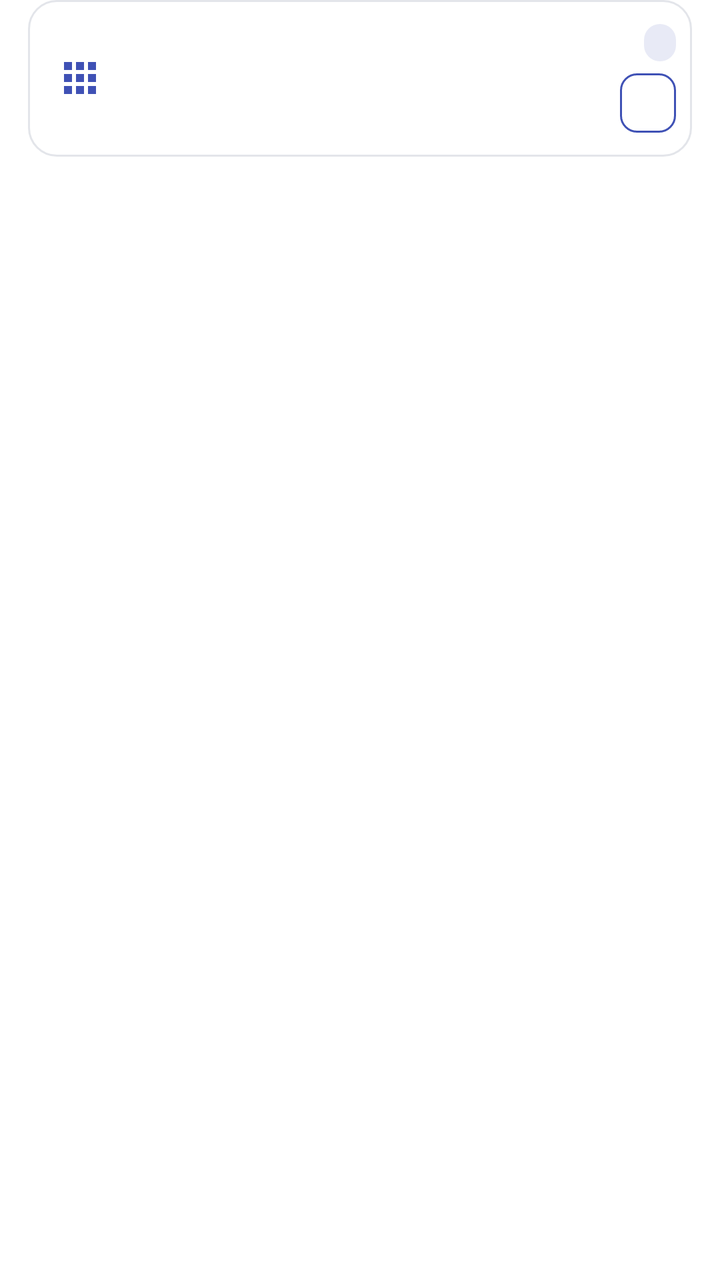
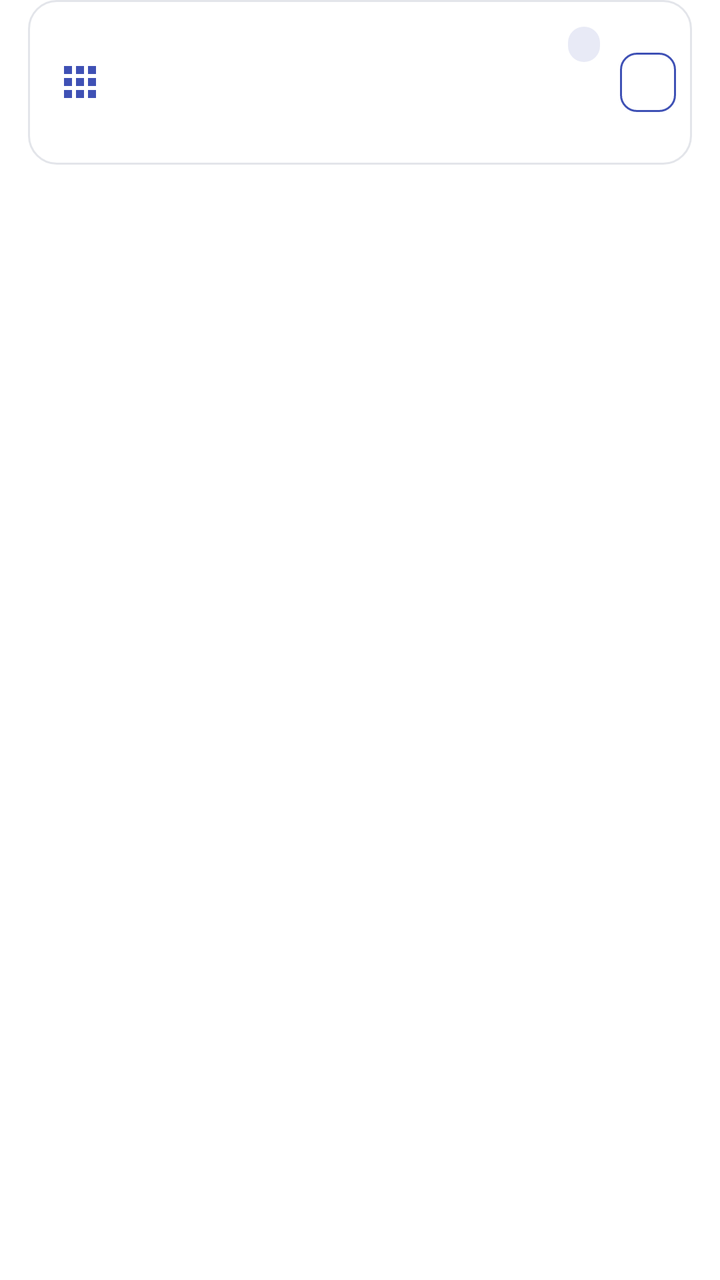

An Android layout rendered at two revisions. The XML below is the earlier revision; the diff shows what the commit changed to produce the second picture.
<!-- AndroidManifest.xml: fallback theme Theme.MaterialComponents.DayNight.NoActionBar -->
<!-- res/layout/item_version.xml -->
<?xml version="1.0" encoding="utf-8"?>
<LinearLayout xmlns:android="http://schemas.android.com/apk/res/android"
    android:layout_width="match_parent"
    android:layout_height="wrap_content"
    android:orientation="vertical"
    android:paddingStart="14dp"
    android:paddingEnd="14dp"
    android:paddingBottom="@dimen/card_gap">

    <LinearLayout
        android:layout_width="match_parent"
        android:layout_height="wrap_content"
        android:orientation="horizontal"
        android:gravity="center_vertical"
        android:background="@drawable/card_bg_press"
        android:paddingStart="14dp"
        android:paddingEnd="8dp"
        android:paddingTop="12dp"
        android:paddingBottom="12dp">

        <ImageView
            android:layout_width="24dp"
            android:layout_height="24dp"
            android:src="@drawable/ic_app"
            android:tint="@color/accent" />

        <LinearLayout
            android:layout_width="0dp"
            android:layout_height="wrap_content"
            android:layout_weight="1"
            android:layout_marginStart="12dp"
            android:orientation="vertical">

            
            <TextView
                android:id="@+id/ver_title"
                android:layout_width="match_parent"
                android:layout_height="wrap_content"
                android:maxLines="2"
                android:ellipsize="end"
                android:lineSpacingExtra="1dp"
                android:textSize="15sp"
                android:fontFamily="sans-serif-medium"
                android:textColor="@color/fg" />

            
            <TextView
                android:id="@+id/ver_sub"
                android:layout_width="match_parent"
                android:layout_height="wrap_content"
                android:paddingTop="3dp"
                android:maxLines="2"
                android:ellipsize="end"
                android:textSize="12sp"
                android:textColor="@color/fg_muted" />

            <TextView
                android:id="@+id/ver_conflict"
                android:layout_width="match_parent"
                android:layout_height="wrap_content"
                android:paddingTop="4dp"
                android:textSize="11sp"
                android:lineSpacingExtra="2dp"
                android:textColor="@color/chip_fg_warn"
                android:visibility="gone" />
        </LinearLayout>

        
        <LinearLayout
            android:layout_width="wrap_content"
            android:layout_height="wrap_content"
            android:layout_marginStart="10dp"
            android:orientation="vertical"
            android:gravity="end">

            <TextView
                android:id="@+id/ver_slot_badge"
                android:layout_width="wrap_content"
                android:layout_height="wrap_content"
                android:background="@drawable/badge_slot"
                android:paddingStart="8dp"
                android:paddingEnd="8dp"
                android:paddingTop="2dp"
                android:paddingBottom="2dp"
                android:textSize="11sp"
                android:textColor="@color/chip_fg"
                android:maxWidth="120dp"
                android:maxLines="1"
                android:ellipsize="end" />

            <TextView
                android:id="@+id/ver_slot_btn"
                android:layout_width="wrap_content"
                android:layout_height="wrap_content"
                android:layout_marginTop="6dp"
                android:background="@drawable/btn_ghost"
                android:clickable="true"
                android:focusable="false"
                android:paddingStart="14dp"
                android:paddingEnd="14dp"
                android:paddingTop="6dp"
                android:paddingBottom="6dp"
                android:textSize="13sp"
                android:fontFamily="sans-serif-medium"
                android:textColor="@color/accent" />
        </LinearLayout>
    </LinearLayout>
</LinearLayout>
<!-- resources referenced by this layout -->
<resources>
  <color name="accent">#FF3F51B5</color>
  <color name="chip_fg">#FF303F9F</color>
  <color name="chip_fg_warn">#FFC62828</color>
  <color name="fg">#FF1A1C1E</color>
  <color name="fg_muted">#FF6B7280</color>
  <dimen name="card_gap">10dp</dimen>
  <!-- drawable badge_slot (drawable) -->
  <?xml version="1.0" encoding="utf-8"?>
  <shape xmlns:android="http://schemas.android.com/apk/res/android"
      android:shape="rectangle">
      <corners android:radius="9dp" />
      <solid android:color="@color/chip_bg" />
  </shape>
  <!-- drawable btn_ghost (drawable) -->
  <?xml version="1.0" encoding="utf-8"?>
  <selector xmlns:android="http://schemas.android.com/apk/res/android">
      <item android:state_pressed="true">
          <shape android:shape="rectangle">
              <solid android:color="@color/accent_soft" />
              <corners android:radius="8dp" />
              <stroke android:width="1dp" android:color="@color/accent" />
          </shape>
      </item>
      <item>
          <shape android:shape="rectangle">
              <solid android:color="@android:color/transparent" />
              <corners android:radius="8dp" />
              <stroke android:width="1dp" android:color="@color/accent" />
          </shape>
      </item>
  </selector>
  <!-- drawable card_bg_press (drawable) -->
  <?xml version="1.0" encoding="utf-8"?>
  <selector xmlns:android="http://schemas.android.com/apk/res/android">
      <item android:state_pressed="true">
          <shape android:shape="rectangle">
              <solid android:color="@color/card_press" />
              <corners android:radius="14dp" />
              <stroke android:width="1dp" android:color="@color/card_stroke" />
          </shape>
      </item>
      <item>
          <shape android:shape="rectangle">
              <solid android:color="@color/card" />
              <corners android:radius="14dp" />
              <stroke android:width="1dp" android:color="@color/card_stroke" />
          </shape>
      </item>
  </selector>
  <!-- drawable ic_app (drawable) -->
  <?xml version="1.0" encoding="utf-8"?>
  <vector xmlns:android="http://schemas.android.com/apk/res/android"
      android:width="24dp"
      android:height="24dp"
      android:viewportWidth="24"
      android:viewportHeight="24">
      <path
          android:fillColor="@color/icon_tint"
          android:pathData="M4,8h4V4H4v4zM10,20h4v-4h-4v4zM4,20h4v-4H4v4zM4,14h4v-4H4v4zM10,14h4v-4h-4v4zM16,4v4h4V4h-4zM10,8h4V4h-4v4zM16,14h4v-4h-4v4zM16,20h4v-4h-4v4z" />
  </vector>
  <color name="chip_bg">#FFE8EAF6</color>
  <color name="accent_soft">#FFE8EAF6</color>
  <color name="card_press">#FFEFF1F5</color>
  <color name="card_stroke">#FFE3E5EA</color>
  <color name="card">#FFFFFFFF</color>
  <color name="icon_tint">#FF5F6368</color>
</resources>

<!-- the commit's change to res/layout/item_version.xml (unified diff, before → after) -->
@@ -32,18 +32,51 @@
             android:orientation="vertical">
 
             
-            <TextView
-                android:id="@+id/ver_title"
+            <LinearLayout
                 android:layout_width="match_parent"
                 android:layout_height="wrap_content"
-                android:maxLines="2"
-                android:ellipsize="end"
-                android:lineSpacingExtra="1dp"
-                android:textSize="15sp"
-                android:fontFamily="sans-serif-medium"
-                android:textColor="@color/fg" />
+                android:orientation="horizontal"
+                android:gravity="center_vertical">
+
+                <TextView
+                    android:id="@+id/ver_title"
+                    android:layout_width="0dp"
+                    android:layout_height="wrap_content"
+                    android:layout_weight="1"
+                    android:maxLines="1"
+                    android:ellipsize="end"
+                    android:textSize="15sp"
+                    android:fontFamily="sans-serif-medium"
+                    android:textColor="@color/fg" />
+
+                <TextView
+                    android:id="@+id/ver_slot_badge"
+                    android:layout_width="wrap_content"
+                    android:layout_height="wrap_content"
+                    android:layout_marginStart="8dp"
+                    android:background="@drawable/badge_slot"
+                    android:paddingStart="8dp"
+                    android:paddingEnd="8dp"
+                    android:paddingTop="2dp"
+                    android:paddingBottom="2dp"
+                    android:textSize="10sp"
+                    android:textColor="@color/chip_fg"
+                    android:maxWidth="64dp"
+                    android:maxLines="1"
+                    android:ellipsize="end" />
+            </LinearLayout>
 
             
+            <TextView
+                android:id="@+id/ver_ver"
+                android:layout_width="match_parent"
+                android:layout_height="wrap_content"
+                android:maxLines="1"
+                android:ellipsize="end"
+                android:paddingTop="1dp"
+                android:textSize="13sp"
+                android:textColor="@color/fg_muted" />
+
             <TextView
                 android:id="@+id/ver_sub"
                 android:layout_width="match_parent"
@@ -65,44 +98,20 @@
                 android:visibility="gone" />
         </LinearLayout>
 
-        
-        <LinearLayout
+        <TextView
+            android:id="@+id/ver_slot_btn"
             android:layout_width="wrap_content"
             android:layout_height="wrap_content"
             android:layout_marginStart="10dp"
-            android:orientation="vertical"
-            android:gravity="end">
-
-            <TextView
-                android:id="@+id/ver_slot_badge"
-                android:layout_width="wrap_content"
-                android:layout_height="wrap_content"
-                android:background="@drawable/badge_slot"
-                android:paddingStart="8dp"
-                android:paddingEnd="8dp"
-                android:paddingTop="2dp"
-                android:paddingBottom="2dp"
-                android:textSize="11sp"
-                android:textColor="@color/chip_fg"
-                android:maxWidth="120dp"
-                android:maxLines="1"
-                android:ellipsize="end" />
-
-            <TextView
-                android:id="@+id/ver_slot_btn"
-                android:layout_width="wrap_content"
-                android:layout_height="wrap_content"
-                android:layout_marginTop="6dp"
-                android:background="@drawable/btn_ghost"
-                android:clickable="true"
-                android:focusable="false"
-                android:paddingStart="14dp"
-                android:paddingEnd="14dp"
-                android:paddingTop="6dp"
-                android:paddingBottom="6dp"
-                android:textSize="13sp"
-                android:fontFamily="sans-serif-medium"
-                android:textColor="@color/accent" />
-        </LinearLayout>
+            android:background="@drawable/btn_ghost"
+            android:clickable="true"
+            android:focusable="false"
+            android:paddingStart="14dp"
+            android:paddingEnd="14dp"
+            android:paddingTop="6dp"
+            android:paddingBottom="6dp"
+            android:textSize="13sp"
+            android:fontFamily="sans-serif-medium"
+            android:textColor="@color/accent" />
     </LinearLayout>
 </LinearLayout>
